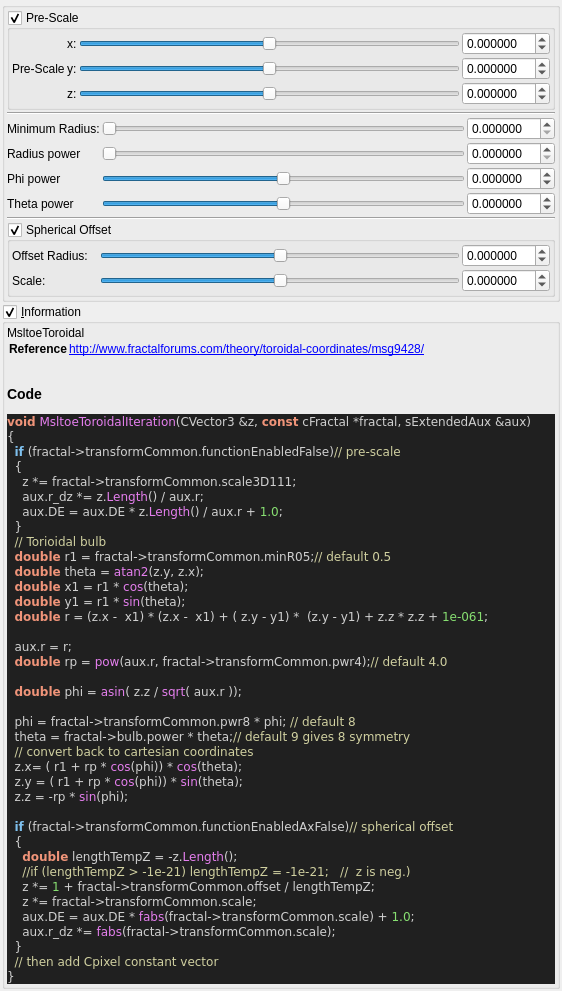
Old version of the form mandelbulber2/qt_data/fractal_msltoe_toroidal.ui in the repository buddhi1980/mandelbulber2.
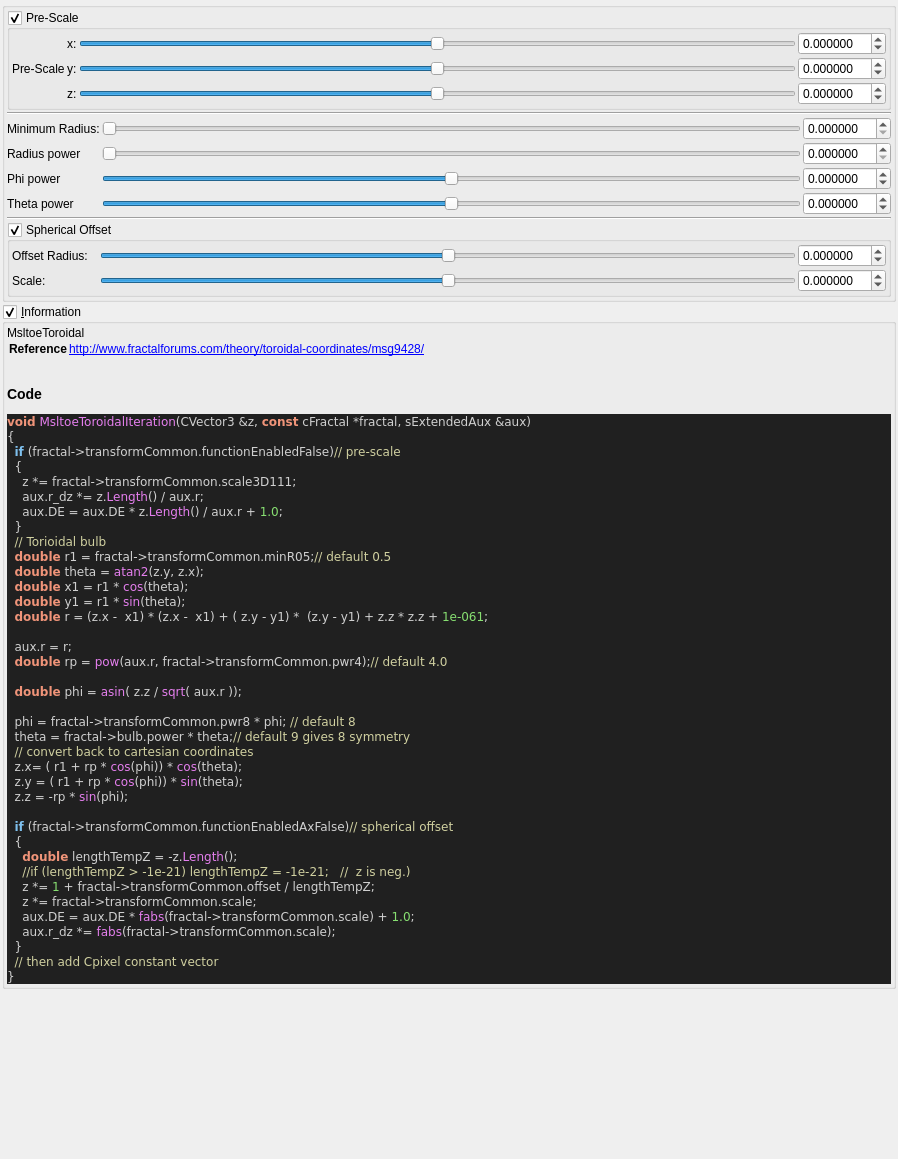
New version of the form. Custom widgets are drawn as their Qt base class.

Patch:
```diff
--- a/mandelbulber2/qt_data/fractal_msltoe_toroidal.ui
+++ b/mandelbulber2/qt_data/fractal_msltoe_toroidal.ui
@@ -6,8 +6,8 @@
    <rect>
     <x>0</x>
     <y>0</y>
-    <width>562</width>
-    <height>881</height>
+    <width>898</width>
+    <height>1159</height>
    </rect>
   </property>
   <property name="windowTitle">
```
Left out of the diff: 4 changed lines with no effect on the pictures.
